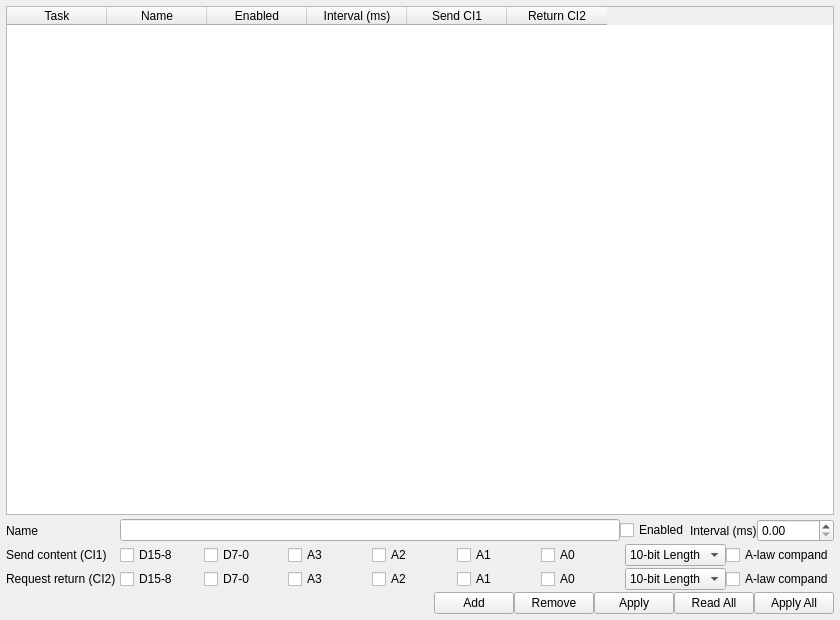
Before: the Qt Designer form src/widget/config_page/pages/task_table_page.ui in NotchBrown/Industrial-Data-Radio-PLC-18SPR-Software, drawn with Qt 5.
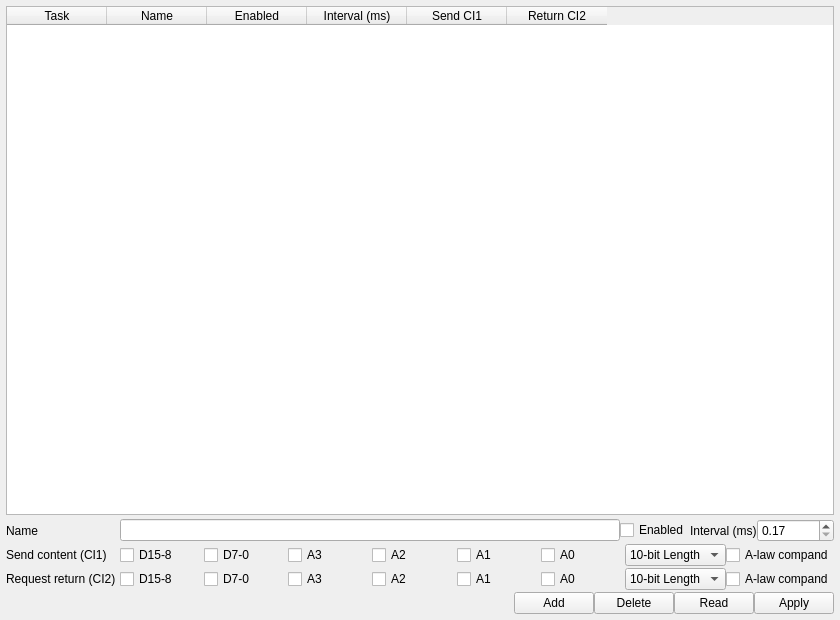
After: the same form once the commit is applied.

Commit message: task page buttons

Patch:
```diff
--- a/src/widget/config_page/pages/task_table_page.ui
+++ b/src/widget/config_page/pages/task_table_page.ui
@@ -109,6 +109,9 @@
          <property name="decimals">
           <number>2</number>
          </property>
+         <property name="minimum">
+          <double>0.170000000000000</double>
+         </property>
          <property name="maximum">
           <double>10922.000000000000000</double>
          </property>
@@ -307,12 +310,25 @@
           </size>
          </property>
          <property name="text">
-          <string>Remove</string>
+          <string>Delete</string>
          </property>
         </widget>
        </item>
        <item>
-        <widget class="QPushButton" name="btnTaskRowApply">
+        <widget class="QPushButton" name="btnTaskRead">
+         <property name="maximumSize">
+          <size>
+           <width>84</width>
+           <height>16777215</height>
+          </size>
+         </property>
+         <property name="text">
+          <string>Read</string>
+         </property>
+        </widget>
+       </item>
+       <item>
+        <widget class="QPushButton" name="btnTaskApply">
          <property name="maximumSize">
           <size>
            <width>84</width>
@@ -324,32 +340,6 @@
          </property>
         </widget>
        </item>
-       <item>
-        <widget class="QPushButton" name="btnTasksRead">
-         <property name="maximumSize">
-          <size>
-           <width>84</width>
-           <height>16777215</height>
-          </size>
-         </property>
-         <property name="text">
-          <string>Read All</string>
-         </property>
-        </widget>
-       </item>
-       <item>
-        <widget class="QPushButton" name="btnTasksWrite">
-         <property name="maximumSize">
-          <size>
-           <width>84</width>
-           <height>16777215</height>
-          </size>
-         </property>
-         <property name="text">
-          <string>Apply All</string>
-         </property>
-        </widget>
-       </item>
       </layout>
      </item>
     </layout>
```
Left out of the diff: 5 changed lines with no effect on the pictures.
